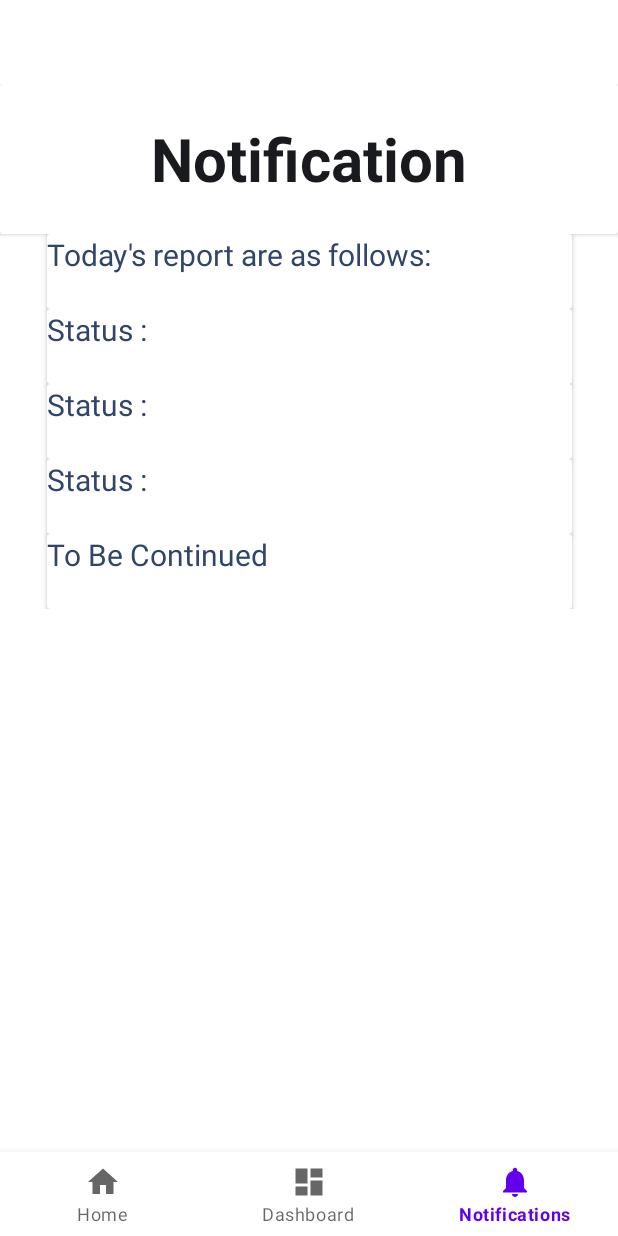
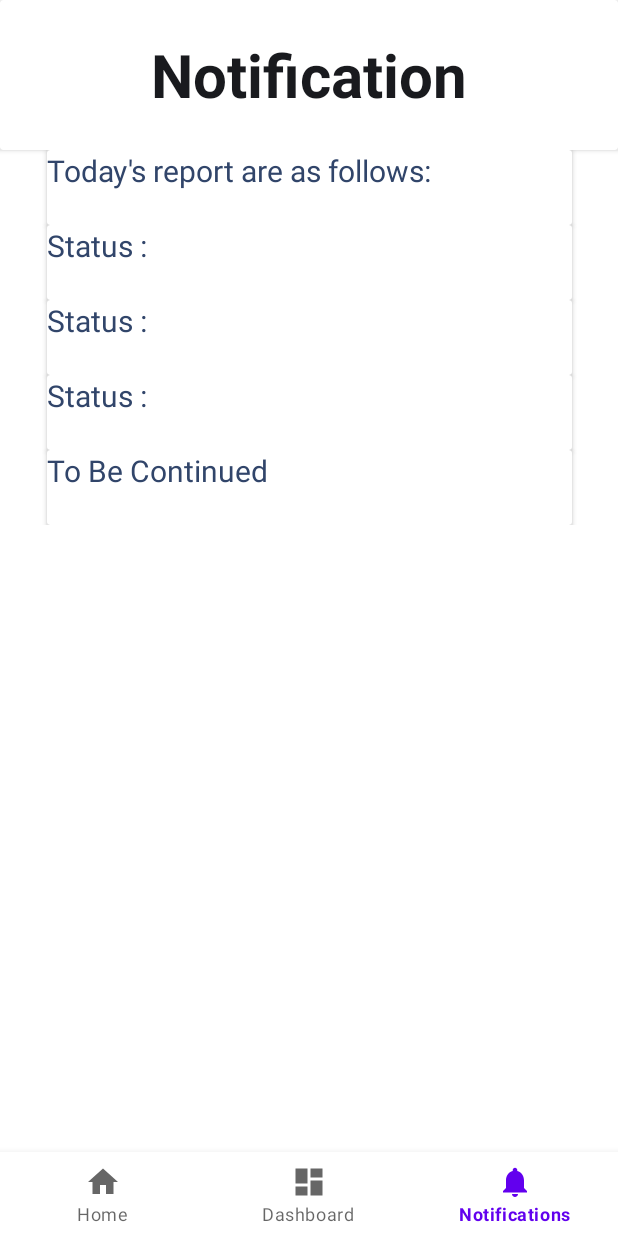
Before and after one commit to farhan-tratul/fireguard, an Android app: the screen it shows after launch (MainActivity), item 3 of the bottom bar chosen, on a phone screen of 412 x 824 dp. Run offline under Robolectric (Android 15) with nearby library versions, the light colour scheme and no system bars; our stand-ins replace Firebase (no records; nobody signed in at launch, a user with empty details on screens opened directly), navigation-ui; libraries missing offline, so code that uses them is left out: com.github.lzyzsd.circleprogress; plain views replace NeumorphCardView.

Commit message:
top space

```diff
--- a/app/src/main/res/layout/activity_main.xml
+++ b/app/src/main/res/layout/activity_main.xml
@@ -4,7 +4,7 @@
     android:id="@+id/container"
     android:layout_width="match_parent"
     android:layout_height="match_parent"
-    android:paddingTop="?attr/actionBarSize">
+     >
 
     <com.google.android.material.bottomnavigation.BottomNavigationView
         android:id="@+id/nav_view"
```
